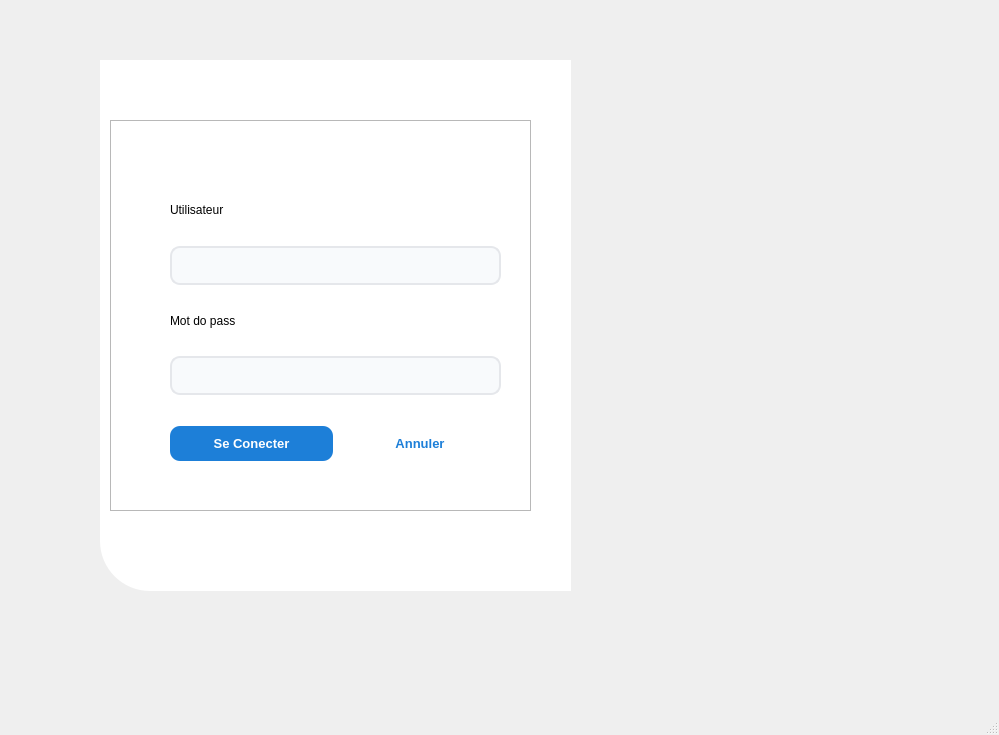
This is login_page/login_screen.ui in lak-barmajyat/ERP as Qt 5 draws it before an edit. The edited form follows.
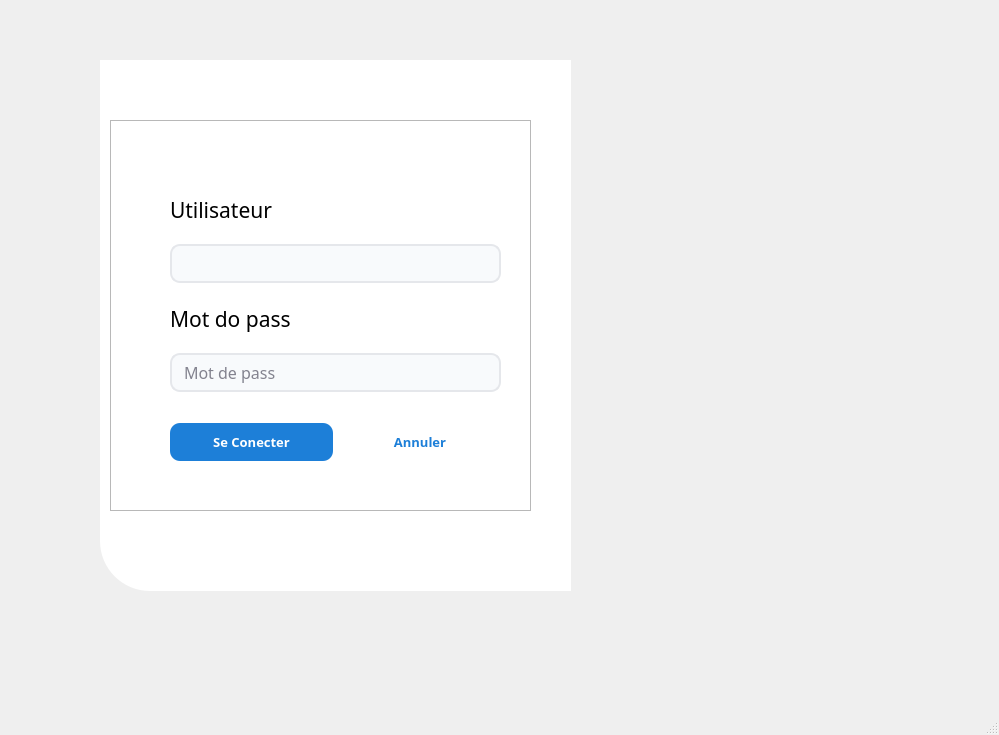
This is the edited form. Icons and pictures are not drawn.

```diff
--- a/login_page/login_screen.ui
+++ b/login_page/login_screen.ui
@@ -103,6 +103,14 @@
       <height>391</height>
      </rect>
     </property>
+    <property name="font">
+     <font>
+      <family>Lama Sans</family>
+      <pointsize>16</pointsize>
+      <weight>50</weight>
+      <bold>false</bold>
+     </font>
+    </property>
     <property name="frameShape">
      <enum>QFrame::StyledPanel</enum>
     </property>
@@ -118,7 +126,7 @@
        <height>281</height>
       </rect>
      </property>
-     <layout class="QGridLayout" name="gridLayout">
+     <layout class="QGridLayout" name="gridLayout" rowstretch="0,0,1,0,0,1,0,0,0,0" rowminimumheight="1,1,1,1,1,1,0,0,0,0">
       <property name="sizeConstraint">
        <enum>QLayout::SetMinimumSize</enum>
       </property>
@@ -165,6 +173,9 @@
         <property name="echoMode">
          <enum>QLineEdit::Password</enum>
         </property>
+        <property name="placeholderText">
+         <string>Mot de pass</string>
+        </property>
        </widget>
       </item>
       <item row="9" column="0">
@@ -239,6 +250,9 @@
       </item>
       <item row="4" column="0">
        <widget class="QLabel" name="label_2">
+        <property name="enabled">
+         <bool>true</bool>
+        </property>
         <property name="text">
          <string>Mot do pass</string>
         </property>
```
Left out of the diff: 4 changed lines with no effect on the pictures.
